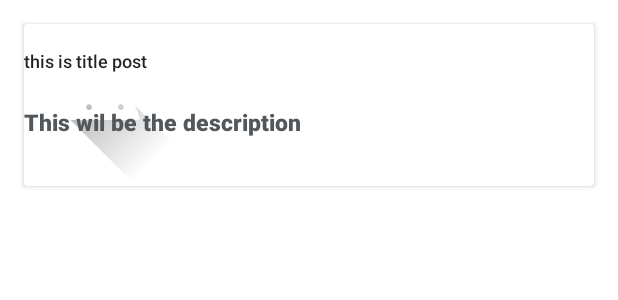
After one commit to hbamoriya/TrendingRepos, an Android app: the layout repo_list.xml on its own in the app's theme, with its tools: preview values and no code run, on a phone screen of 412 x 824 dp. The commit adds this screen. Shown: the top 300 px of the screen. Run offline under Robolectric (Android 15) with nearby library versions, the phone set to English and light mode, and no system bars.

Commit message:
Adding RecyclerView with Cards

```diff
--- a/app/src/main/java/com/getmega/trendingrepos/MainActivity.java
+++ b/app/src/main/java/com/getmega/trendingrepos/MainActivity.java
@@ -1,6 +1,8 @@
 package com.getmega.trendingrepos;
 
 import androidx.appcompat.app.AppCompatActivity;
+import androidx.recyclerview.widget.LinearLayoutManager;
+import androidx.recyclerview.widget.RecyclerView;
 
 import android.os.Bundle;
 import android.widget.Toast;
@@ -12,11 +14,14 @@ import retrofit2.Callback;
 import retrofit2.Response;
 
 public class MainActivity extends AppCompatActivity {
+    RecyclerView recyclerView;
 
     @Override
     protected void onCreate(Bundle savedInstanceState) {
         super.onCreate(savedInstanceState);
         setContentView(R.layout.activity_main);
+        recyclerView = findViewById(R.id.repoList);
+        recyclerView.setLayoutManager(new LinearLayoutManager(this));
         getData();
     }
 
@@ -26,6 +31,7 @@ public class MainActivity extends AppCompatActivity {
             @Override
             public void onResponse(Call<List<RepoList>> call, Response<List<RepoList>> response) {
                 List<RepoList> list = response.body();
+                recyclerView.setAdapter(new RepoAdapter(MainActivity.this,list));
                 Toast.makeText(MainActivity.this, "Success", Toast.LENGTH_SHORT).show();
             }
 
--- /dev/null
+++ b/app/src/main/res/drawable/circle.xml
@@ -0,0 +1,12 @@
+<?xml version="1.0" encoding="utf-8"?>
+<shape xmlns:android="http://schemas.android.com/apk/res/android"
+android:innerRadius="0dp"
+android:shape="ring"
+android:thicknessRatio="1.9"
+android:useLevel="false" >
+<solid android:color="@android:color/transparent" />
+
+<stroke
+    android:width="10dp"
+    android:color="@android:color/white" />
+</shape>
--- /dev/null
+++ b/app/src/main/res/drawable/img.xml
@@ -0,0 +1,8 @@
+<?xml version="1.0" encoding="utf-8"?>
+<layer-list xmlns:android="http://schemas.android.com/apk/res/android" >
+
+    <item android:drawable="@drawable/circle"/>
+    <item android:drawable="@drawable/ic_launcher_foreground"/>
+
+
+</layer-list>
--- /dev/null
+++ b/app/src/main/res/layout/repo_list.xml
@@ -0,0 +1,65 @@
+<?xml version="1.0" encoding="utf-8"?>
+<androidx.cardview.widget.CardView xmlns:android="http://schemas.android.com/apk/res/android"
+    xmlns:app="http://schemas.android.com/apk/res-auto"
+    xmlns:tools="http://schemas.android.com/tools"
+    android:layout_width="match_parent"
+    android:layout_height="wrap_content"
+    android:elevation="6dp"
+    android:layout_margin="16dp">
+<androidx.constraintlayout.widget.ConstraintLayout
+    android:layout_width="match_parent"
+    android:layout_height="match_parent">
+
+    <LinearLayout
+        android:id="@+id/linearLayout"
+        android:layout_width="match_parent"
+        android:layout_height="match_parent"
+        android:orientation="vertical"
+        android:outlineAmbientShadowColor="#E8E8E8"
+        android:padding="1dp">
+
+    </LinearLayout>
+
+    <ImageView
+        android:id="@+id/repoImg"
+        android:layout_width="wrap_content"
+        android:layout_height="wrap_content"
+        android:background="@drawable/img"
+        app:layout_constraintBottom_toBottomOf="parent"
+        app:layout_constraintTop_toTopOf="parent"
+        tools:layout_editor_absoluteX="16dp"
+        tools:ignore="MissingConstraints" />
+
+    <TextView
+        android:id="@+id/repoTitle"
+        style="@style/TextAppearance.AppCompat.Title"
+        android:layout_width="183dp"
+        android:layout_height="wrap_content"
+        android:layout_marginTop="16dp"
+        android:ellipsize="end"
+        android:maxLines="1"
+        android:text="this is title post "
+        app:layout_constraintTop_toTopOf="parent"
+        tools:layout_editor_absoluteX="147dp"
+        android:textSize="12dp"
+        tools:ignore="MissingConstraints" />
+
+    <TextView
+        android:id="@+id/repoDescription"
+        style="@style/TextAppearance.AppCompat.Body2"
+        android:layout_width="wrap_content"
+        android:layout_height="wrap_content"
+        android:layout_marginTop="6dp"
+        android:layout_marginBottom="16dp"
+        android:ellipsize="end"
+        android:maxLines="2"
+        android:text="This wil be the description"
+        app:layout_constraintBottom_toBottomOf="parent"
+        app:layout_constraintTop_toBottomOf="@+id/repoTitle"
+        tools:layout_editor_absoluteX="147dp"
+        android:textColor="#52575C"
+        android:textStyle="bold"
+        android:textSize="15dp"
+        tools:ignore="MissingConstraints" />
+</androidx.constraintlayout.widget.ConstraintLayout>
+</androidx.cardview.widget.CardView>
```
Also changed, not shown: app/src/main/java/com/getmega/trendingrepos/RepoAdapter.java (added, +56 -0 lines), app/src/main/res/drawable/ic_icon.xml (added, +10 -0 lines).
